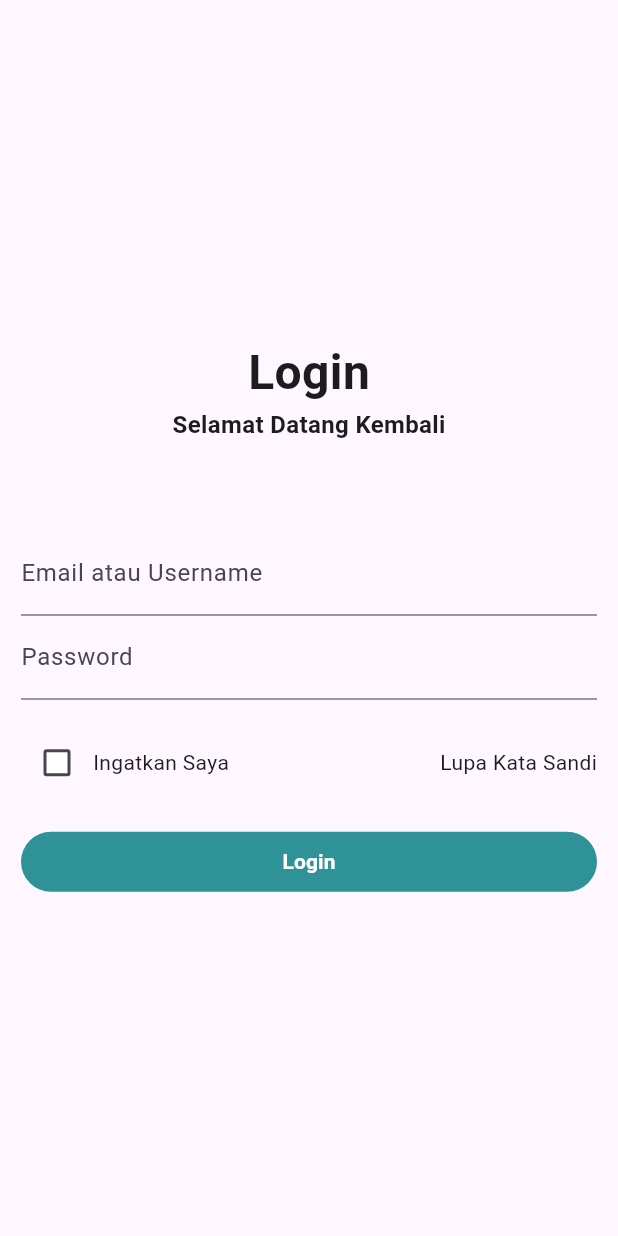
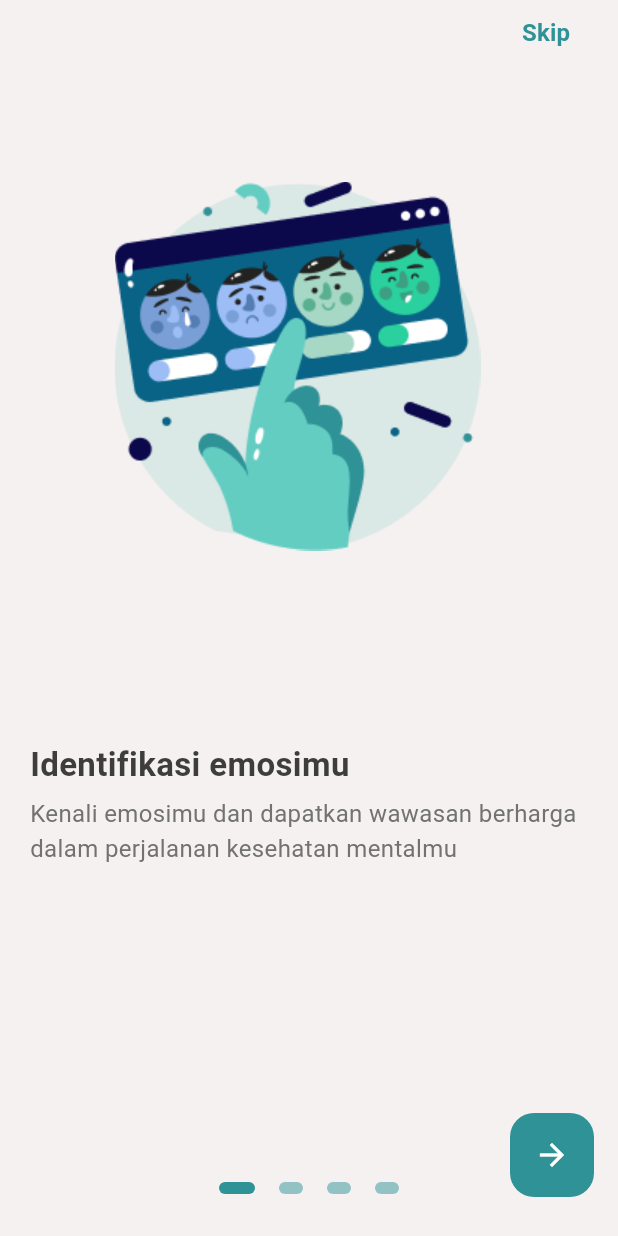
Before and after one commit to Kalma-Project/Kalma-Mobile, a Flutter app: the screen it shows after launch, on a phone screen of 412 x 824 dp. Run offline on Flutter 3.47's test engine with Material 3 defaults, Android fonts, the light colour scheme and no system bars; drawn by our look-alikes of flutter_onboarding_slider; Roboto replaces fonts that are missing (DMSans).

Commit message:
adding onboarding page (belom fix)

```diff
--- /dev/null
+++ b/lib/general/onboarding/screen/onboarding_page.dart
@@ -0,0 +1,228 @@
+import 'package:flutter_onboarding_slider/flutter_onboarding_slider.dart';
+import 'package:flutter/cupertino.dart';
+import 'package:flutter_ta/general/login/screen/login_screen.dart';
+
+const Color bDarkBlueColor = Color(0xFFF6F1F1);
+const Color fBlackColor = Color(0xFF3D3D3D);
+const Color fGreyColor = Color(0xFF727272);
+const Color bGreenColor = Color(0xFF2F9296);
+const Color backgroundColor = Color(0xFFF6F1F1);
+
+class Onboarding extends StatelessWidget {
+  const Onboarding({super.key});
+
+  @override
+  Widget build(BuildContext context) {
+    return OnBoardingSlider(
+      finishButtonText: 'Register',
+      onFinish: () {
+        Navigator.push(
+          context,
+          CupertinoPageRoute(
+            builder: (context) => const LoginScreen(),
+          ),
+        );
+      },
+      finishButtonStyle: const FinishButtonStyle(
+        backgroundColor: bGreenColor,
+      ),
+      skipTextButton: const Text(
+        'Skip',
+        style: TextStyle(
+          fontSize: 16,
+          color: bGreenColor,
+          fontWeight: FontWeight.w600,
+        ),
+      ),
+      trailing: const Text(
+        'Login',
+        style: TextStyle(
+          fontSize: 16,
+          color: bGreenColor,
+          fontWeight: FontWeight.w600,
+        ),
+      ),
+      trailingFunction: () {
+        Navigator.push(
+          context,
+          CupertinoPageRoute(
+            builder: (context) => const LoginScreen(),
+          ),
+        );
+      },
+      controllerColor: bGreenColor,
+      totalPage: 4,
+      headerBackgroundColor: backgroundColor,
+      pageBackgroundColor: backgroundColor,
+      background: [
+        Image.asset(
+          'images/onboarding_1.png',
+          height: 400,
+        ),
+        Image.asset(
+          'images/onboarding_2.png',
+          height: 400,
+        ),
+        Image.asset(
+          'images/onboarding_3.png',
+          height: 400,
+        ),
+        Image.asset(
+          'images/onboarding_4.png',
+          height: 400,
+        ),
+      ],
+      speed: 1.0,
+      pageBodies: [
+        Container(
+          alignment: Alignment.center,
+          width: MediaQuery.of(context).size.width,
+          padding: const EdgeInsets.symmetric(horizontal: 20),
+          child: const Column(
+            mainAxisAlignment: MainAxisAlignment.start,
+            crossAxisAlignment: CrossAxisAlignment.start,
+            children: <Widget>[
+              SizedBox(
+                height: 450,
+              ),
+              Text(
+                'Identifikasi emosimu',
+                textAlign: TextAlign.start,
+                style: TextStyle(
+                  fontFamily: 'DMSans',
+                  color: fBlackColor,
+                  fontSize: 22.0,
+                  fontWeight: FontWeight.bold,
+                ),
+              ),
+              SizedBox(
+                height: 6,
+              ),
+              Text(
+                'Kenali emosimu dan dapatkan wawasan berharga dalam perjalanan kesehatan mentalmu',
+                textAlign: TextAlign.left,
+                style: TextStyle(
+                  fontFamily: 'DMSans',
+                  color: fGreyColor,
+                  fontSize: 16.0,
+                  fontWeight: FontWeight.normal,
+                ),
+              ),
+            ],
+          ),
+        ),
+        Container(
+          alignment: Alignment.center,
+          width: MediaQuery.of(context).size.width,
+          padding: const EdgeInsets.symmetric(horizontal: 20),
+          child: const Column(
+            mainAxisAlignment: MainAxisAlignment.start,
+            crossAxisAlignment: CrossAxisAlignment.start,
+            children: <Widget>[
+              SizedBox(
+                height: 450,
+              ),
+              Text(
+                'Bebas ekspresikan dirimu',
+                textAlign: TextAlign.start,
+                style: TextStyle(
+                  fontFamily: 'DMSans',
+                  color: fBlackColor,
+                  fontSize: 22.0,
+                  fontWeight: FontWeight.bold,
+                ),
+              ),
+              SizedBox(
+                height: 6,
+              ),
+              Text(
+                'Abadikan pengalaman harianmu, tetapkan tujuan, dan kembangkan self-awareness kamu lewat jurnal',
+                textAlign: TextAlign.left,
+                style: TextStyle(
+                  fontFamily: 'DMSans',
+                  color: fGreyColor,
+                  fontSize: 16.0,
+                  fontWeight: FontWeight.normal,
+                ),
+              ),
+            ],
+          ),
+        ),
+        Container(
+          alignment: Alignment.center,
+          width: MediaQuery.of(context).size.width,
+          padding: const EdgeInsets.symmetric(horizontal: 20),
+          child: const Column(
+            mainAxisAlignment: MainAxisAlignment.start,
+            crossAxisAlignment: CrossAxisAlignment.start,
+            children: <Widget>[
+              SizedBox(
+                height: 450,
+              ),
+              Text(
+                'Temukan kedamaian',
+                textAlign: TextAlign.start,
+                style: TextStyle(
+                  fontFamily: 'DMSans',
+                  color: fBlackColor,
+                  fontSize: 22.0,
+                  fontWeight: FontWeight.bold,
+                ),
+              ),
+              SizedBox(
+                height: 6,
+              ),
+              Text(
+                'Jelajahi latihan pernapasan yang disesuaikan untuk mengurangi stres dan meningkatkan relaksasi',
+                textAlign: TextAlign.left,
+                style: TextStyle(
+                  fontFamily: 'DMSans',
+                  color: fGreyColor,
+                  fontSize: 16.0,
+                  fontWeight: FontWeight.normal,
+                ),
+              ),
+            ],
+          ),
+        ),
+        Container(
+          alignment: Alignment.center,
+          width: MediaQuery.of(context).size.width,
+          padding: const EdgeInsets.symmetric(horizontal: 20),
+          child: const Column(
+            mainAxisAlignment: MainAxisAlignment.start,
+            crossAxisAlignment: CrossAxisAlignment.start,
+            children: <Widget>[
+              SizedBox(
+                height: 450,
+              ),
+              Text(
+                'Rasakan ketenangan melodi',
+                textAlign: TextAlign.start,
+                style: TextStyle(
+                  fontFamily: 'DMSans',
+                  color: fBlackColor,
+                  fontSize: 22.0,
+                  fontWeight: FontWeight.bold,
+                ),
+              ),
+              SizedBox(
+                height: 6,
+              ),
+              Text(
+                'Tingkatkan latihan meditasi, kurangi kecemasan, dan rasakan relaksasi mendalam melalui keajaiban musik',
+                textAlign: TextAlign.left,
+                style: TextStyle(
+                  fontFamily: 'DMSans',
+                  color: fGreyColor,
+                  fontSize: 16.0,
+                  fontWeight: FontWeight.normal,
+                ),
+              ),
+            ],
+          ),
+        ),
+      ],
+    );
+  }
+}
--- a/lib/general/splach_screen.dart
+++ b/lib/general/splach_screen.dart
@@ -1,5 +1,6 @@
 import 'package:flutter/material.dart';
 import 'package:flutter_ta/general/login/screen/login_screen.dart';
+import 'package:flutter_ta/general/onboarding/screen/onboarding_page.dart';
 
 class SplashScreen extends StatefulWidget {
   const SplashScreen({super.key});
@@ -23,7 +24,7 @@ class _SplashScreenState extends State<SplashScreen> {
     Future.delayed(const Duration(seconds: 3), () {
       Navigator.pushReplacement(
         context,
-        MaterialPageRoute(builder: (context) => const LoginScreen()),
+        MaterialPageRoute(builder: (context) => const Onboarding()),
       );
     });
   }
```
Also changed, not shown: pubspec.yaml (+7 -2 lines), images/onboarding_1.png (added), images/onboarding_2.png (added), images/onboarding_3.png (added), images/onboarding_4.png (added), pubspec.lock.
